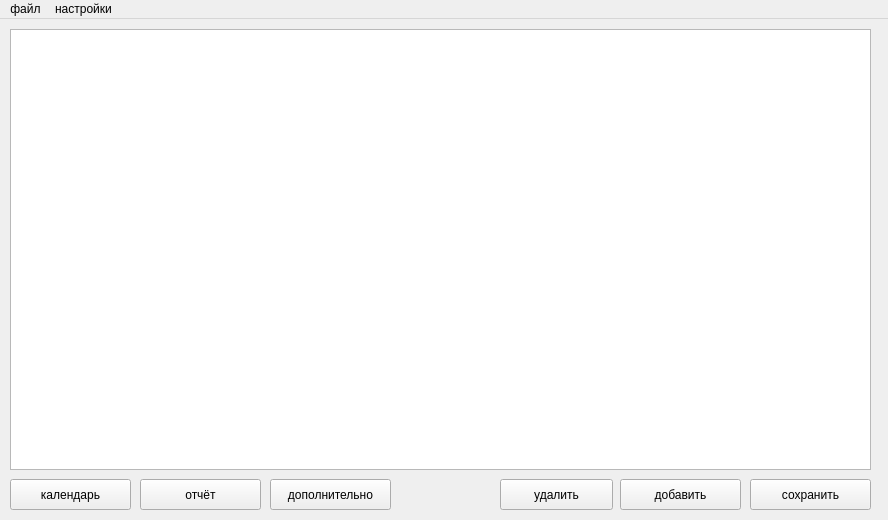
Old version of the form mainUI.ui in the repository AKlivtsov/businessThing.
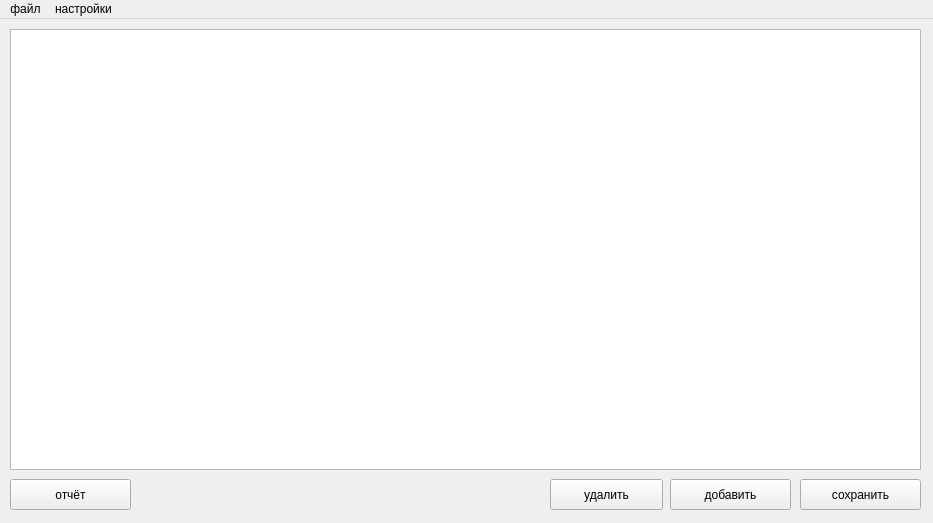
New version of the form.

Patch:
```diff
--- a/mainUI.ui
+++ b/mainUI.ui
@@ -6,8 +6,8 @@
    <rect>
     <x>0</x>
     <y>0</y>
-    <width>888</width>
-    <height>520</height>
+    <width>933</width>
+    <height>523</height>
    </rect>
   </property>
   <property name="windowTitle">
@@ -19,15 +19,24 @@
      <rect>
       <x>10</x>
       <y>10</y>
-      <width>861</width>
+      <width>911</width>
       <height>441</height>
      </rect>
     </property>
+    <property name="sizePolicy">
+     <sizepolicy hsizetype="Fixed" vsizetype="Preferred">
+      <horstretch>0</horstretch>
+      <verstretch>0</verstretch>
+     </sizepolicy>
+    </property>
+    <property name="frameShape">
+     <enum>QFrame::StyledPanel</enum>
+    </property>
    </widget>
    <widget class="QPushButton" name="btn_notes">
     <property name="geometry">
      <rect>
-      <x>620</x>
+      <x>670</x>
       <y>460</y>
       <width>121</width>
       <height>31</height>
@@ -40,7 +49,7 @@
    <widget class="QPushButton" name="btn_save">
     <property name="geometry">
      <rect>
-      <x>750</x>
+      <x>800</x>
       <y>460</y>
       <width>121</width>
       <height>31</height>
@@ -50,23 +59,10 @@
      <string>сохранить</string>
     </property>
    </widget>
-   <widget class="QPushButton" name="btn_calendar">
-    <property name="geometry">
-     <rect>
-      <x>10</x>
-      <y>460</y>
-      <width>121</width>
-      <height>31</height>
-     </rect>
-    </property>
-    <property name="text">
-     <string>календарь</string>
-    </property>
-   </widget>
    <widget class="QPushButton" name="btn_report">
     <property name="geometry">
      <rect>
-      <x>140</x>
+      <x>10</x>
       <y>460</y>
       <width>121</width>
       <height>31</height>
@@ -76,23 +72,10 @@
      <string>отчёт</string>
     </property>
    </widget>
-   <widget class="QPushButton" name="btn_additional">
-    <property name="geometry">
-     <rect>
-      <x>270</x>
-      <y>460</y>
-      <width>121</width>
-      <height>31</height>
-     </rect>
-    </property>
-    <property name="text">
-     <string>дополнительно</string>
-    </property>
-   </widget>
    <widget class="QPushButton" name="btn_del">
     <property name="geometry">
      <rect>
-      <x>500</x>
+      <x>550</x>
       <y>460</y>
       <width>113</width>
       <height>31</height>
@@ -108,8 +91,8 @@
     <rect>
      <x>0</x>
      <y>0</y>
-     <width>888</width>
-     <height>24</height>
+     <width>933</width>
+     <height>21</height>
     </rect>
    </property>
    <widget class="QMenu" name="m_file">
```
